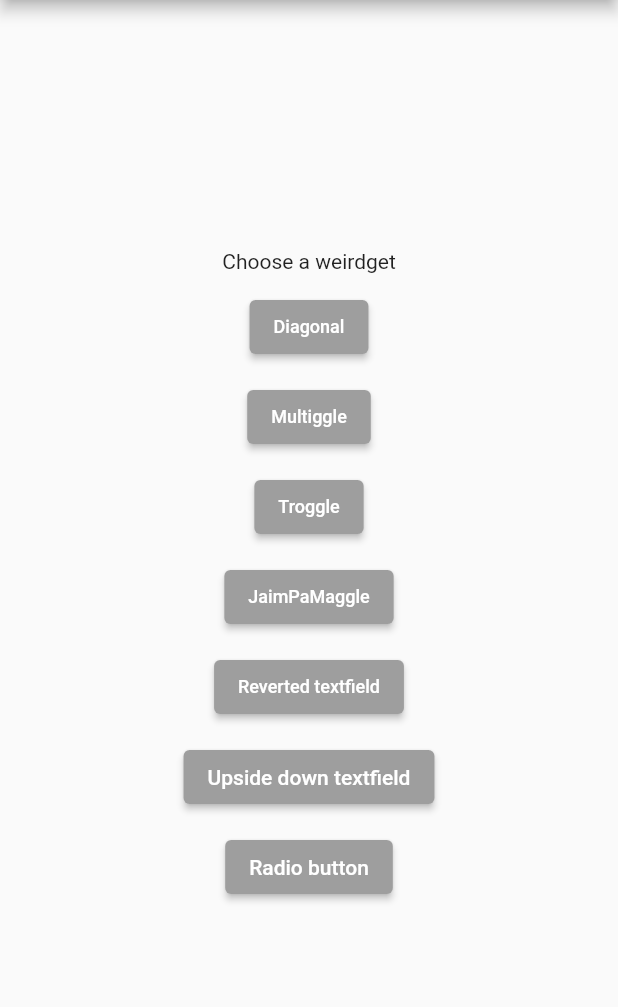
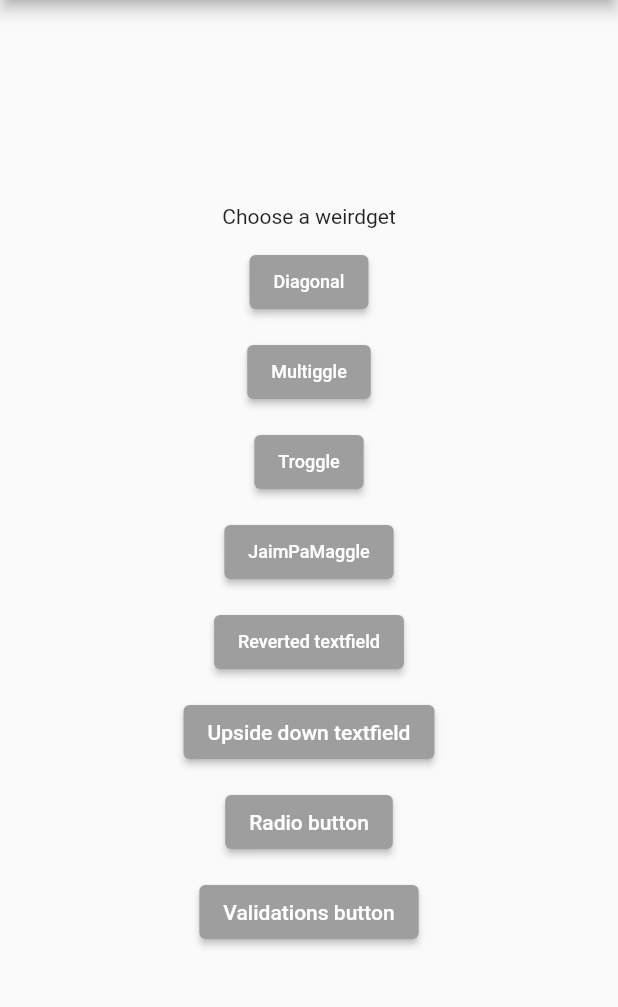
Before and after one commit to XPEHO/weirdgets, a Flutter app: the screen it shows after launch, on a phone screen of 412 x 824 dp, the part 84-1091 px from its top. Run offline on Flutter 3.47's test engine with Material 2 defaults, Android fonts, the phone set to English and light mode, and no system bars; our stand-ins replace audioplayers, camera.

Commit message:
feat(validations_button) : add validations button weirdget

```diff
--- a/example/lib/main.dart
+++ b/example/lib/main.dart
@@ -5,6 +5,7 @@ import 'package:example/view/radio_button_page/radio_button_page.dart';
 import 'package:example/view/reverted_textfield/reverted_textfield_page.dart';
 import 'package:example/view/upside_down_textfield/upside_down_textfield_page.dart';
 import 'package:example/view/troggle_page/troggle_page.dart';
+import 'package:example/view/validations_button/validations_button_page.dart';
 import 'package:flutter/material.dart';
 
 void main() {
@@ -42,6 +43,8 @@ class MyApp extends StatelessWidget {
         TrogglePage.routeName: (context) => const TrogglePage(),
         JaimPaMagglePage.routeName: (context) => const JaimPaMagglePage(),
         RadioButtonPage.routeName: (context) => const RadioButtonPage(),
+        ValidationsButtonPage.routeName: (context) =>
+            const ValidationsButtonPage(),
       },
     );
   }
@@ -201,6 +204,21 @@ class _MyHomePageState extends State<MyHomePage> {
                 "Radio button",
               ),
             ),
+            const SizedBox(
+              height: 12,
+            ),
+            ElevatedButton(
+              style: ElevatedButton.styleFrom(
+                shape: RoundedRectangleBorder(
+                    borderRadius: BorderRadius.circular(4)),
+                primary: Colors.grey,
+              ),
+              onPressed: () =>
+                  Navigator.of(context).pushNamed("/validationsButton"),
+              child: const Text(
+                "Validations button",
+              ),
+            ),
           ],
         ),
       ),
```
Also changed, not shown: example/lib/view/validations_button/validations_button_page.dart (added, +52 -0 lines), weirdgets/lib/validations_button/validations_button.dart (added, +53 -0 lines).
